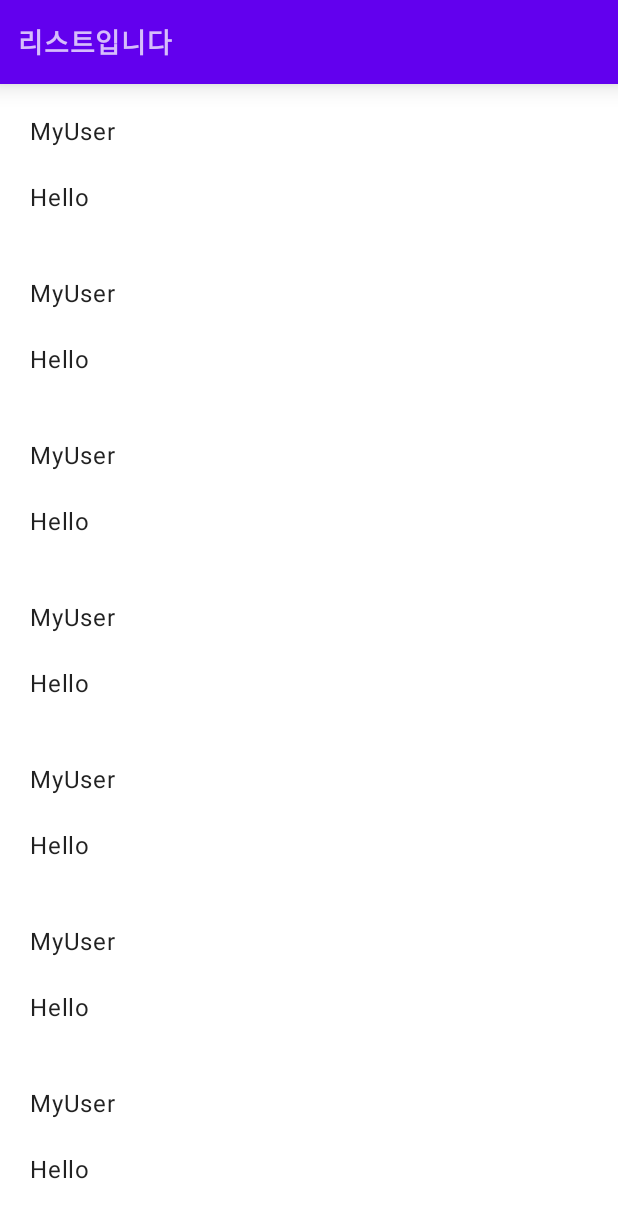
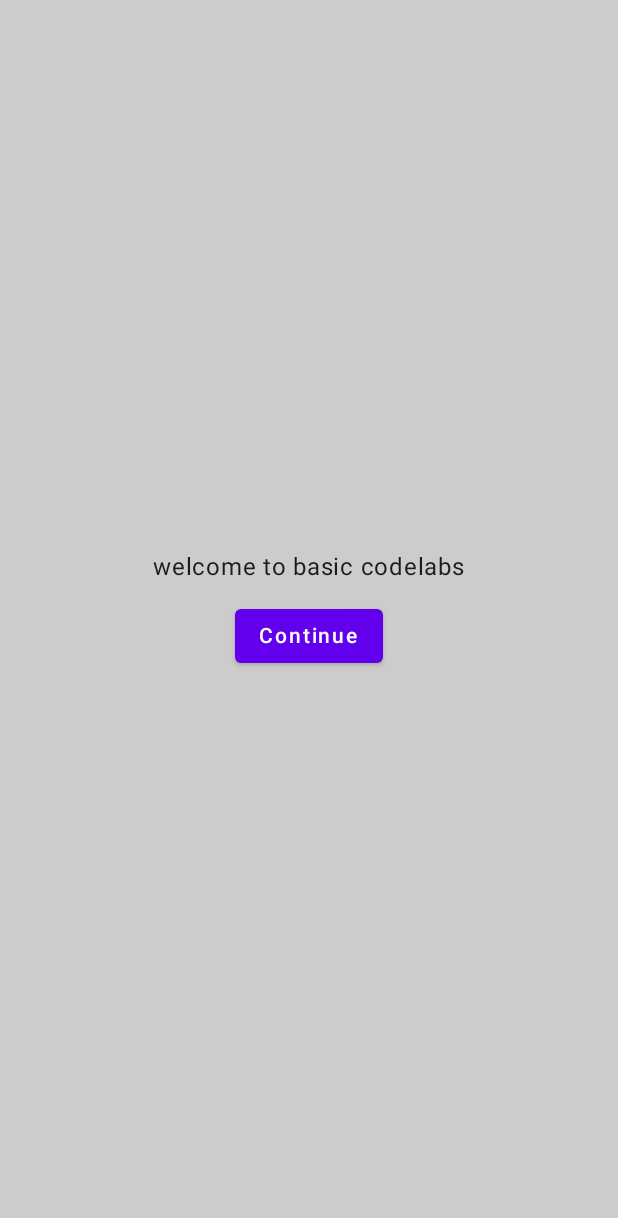
Before and after one commit to Userz1-redd/composeCodeLab, an Android app built with Jetpack Compose: the screen it shows after launch (MainActivity), on a phone screen of 412 x 824 dp. Shown: the top 1218 px of the screen. Run offline under Robolectric (Android 15) with nearby library versions, the phone set to English and light mode, and no system bars.

Commit message:
codelab#1 practice

```diff
--- a/codelab/app/src/main/java/com/example/composecodelab/MainActivity.kt
+++ b/codelab/app/src/main/java/com/example/composecodelab/MainActivity.kt
@@ -3,6 +3,10 @@ package com.example.composecodelab
 import android.os.Bundle
 import androidx.activity.ComponentActivity
 import androidx.activity.compose.setContent
+import androidx.compose.animation.core.Spring
+import androidx.compose.animation.core.animateDpAsState
+import androidx.compose.animation.core.spring
+import androidx.compose.foundation.background
 import androidx.compose.foundation.horizontalScroll
 import androidx.compose.foundation.layout.*
 import androidx.compose.foundation.lazy.LazyColumn
@@ -11,7 +15,7 @@ import androidx.compose.foundation.rememberScrollState
 import androidx.compose.foundation.shape.CircleShape
 import androidx.compose.foundation.verticalScroll
 import androidx.compose.material.*
-import androidx.compose.runtime.Composable
+import androidx.compose.runtime.*
 import androidx.compose.ui.Alignment
 import androidx.compose.ui.Modifier
 import androidx.compose.ui.draw.clip
@@ -41,59 +45,72 @@ class MainActivity : ComponentActivity() {
     }
 }
 
+
 @Composable
 fun MyApp(){
-    Surface(color = MaterialTheme.colors.background) {
-        Scaffold(backgroundColor = Color.White, topBar = {MyAppBar()}) {
-            MyListView()
+    var onboardingState= remember { mutableStateOf(true)}
+    if(onboardingState.value){
+        onboardingScreen(onContinueClicked = {onboardingState.value = !onboardingState.value})
+    }
+    else{
+        listScreen()
+    }
+}
+
+
+@Composable
+fun onboardingScreen(onContinueClicked : () -> Unit){
+    Surface{
+        Column(modifier = Modifier
+            .fillMaxSize()
+            .background(Color.LightGray),
+            verticalArrangement = Arrangement.Center,
+            horizontalAlignment = Alignment.CenterHorizontally
+            ){
+            Text(text = "welcome to basic codelabs")
+            Button(modifier = Modifier.padding(10.dp), onClick = onContinueClicked){
+                Text("Continue")
+            }
         }
     }
 }
 
 @Composable
-fun MyAppBar(){
-    TopAppBar(elevation = 10.dp){
-        Text(text = "리스트입니다",
-            modifier = Modifier
-                .padding(8.dp)
-                .align(Alignment.CenterVertically),
-            fontSize = 18.sp,
-            fontWeight = FontWeight.Black
-            )
-    }
-}
-
-
-@Composable
-fun MyListView(){
-    LazyColumn(){
-        items(100){
-            MyListItem()
+fun listScreen() {
+    Surface{
+        LazyColumn{
+            items(items = List(100){it}){name ->
+                listItem(name.toString())
+            }
         }
     }
 }
 
 @Composable
-fun MyListItem(){
-    Row(modifier = Modifier.padding(10.dp), horizontalArrangement = Arrangement.SpaceEvenly){
-        AsyncImage(
-            model = ImageRequest.Builder(LocalContext.current)
-                .data("https://example.com/image.jpg")
-                .size(10)
-                .crossfade(true)
-                .build(),
-            placeholder = painterResource(R.drawable.ic_launcher_background),
-            contentDescription = stringResource(R.string.description),
-            contentScale = ContentScale.Crop,
-            modifier = Modifier.clip(CircleShape),
+fun listItem(s : String){
+    var expanded by remember { mutableStateOf(false)}
+    val padding by animateDpAsState(
+        if (expanded) 48.dp else 0.dp,
+        animationSpec = spring(
+            dampingRatio = Spring.DampingRatioMediumBouncy,
+            stiffness = Spring.StiffnessLow
         )
+    )
 
-        Column(){
-            Text(text = "MyUser",modifier = Modifier.padding(10.dp))
-            Text(text = "Hello",modifier = Modifier.padding(10.dp))
+    Surface(color = Color.LightGray,modifier = Modifier
+        .fillMaxWidth()
+        .padding(vertical = 4.dp, horizontal = 6.dp)){
+        Row(
+            Modifier
+                .fillMaxWidth()
+                .padding(bottom = padding.coerceAtLeast(0.dp)),
+            verticalAlignment = Alignment.CenterVertically,
+            horizontalArrangement = Arrangement.Center){
+            Text(text = s)
+            OutlinedButton(modifier = Modifier.padding(10.dp),onClick = {expanded = !expanded} ){
+                Text("Button")
+            }
         }
-
-
     }
 }
 
@@ -105,3 +122,11 @@ fun DefaultPreview() {
        MyApp()
     }
 }
+
+@Preview(showBackground = true)
+@Composable
+fun Preview() {
+    MaterialTheme {
+       listScreen()
+    }
+}
```
